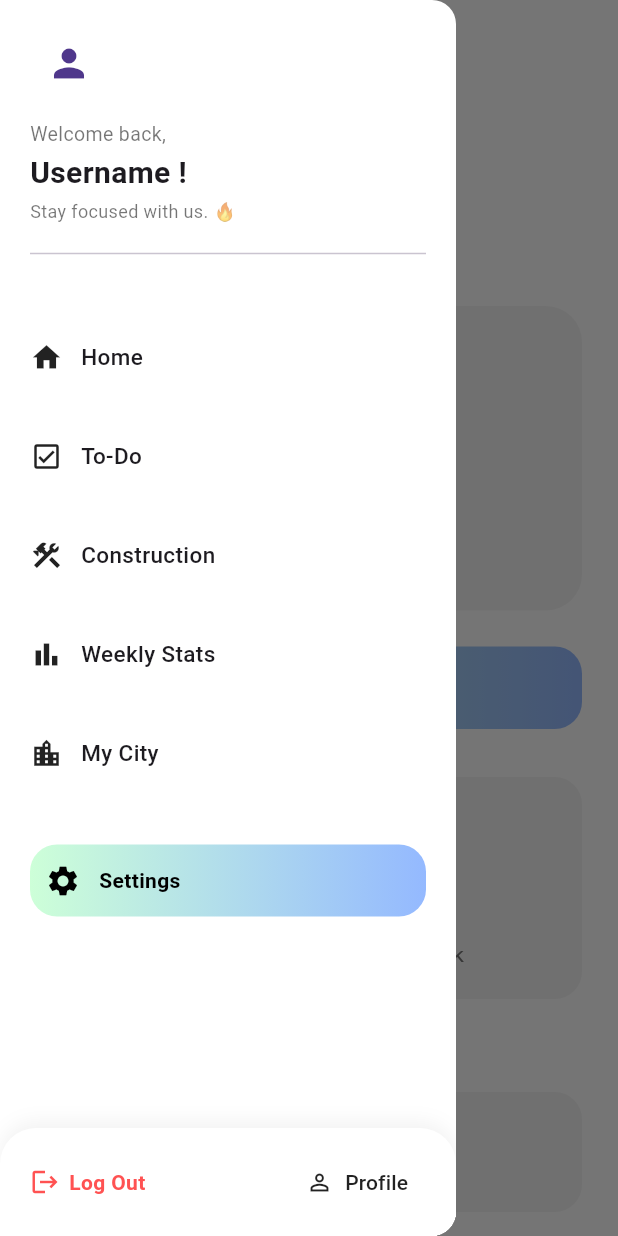
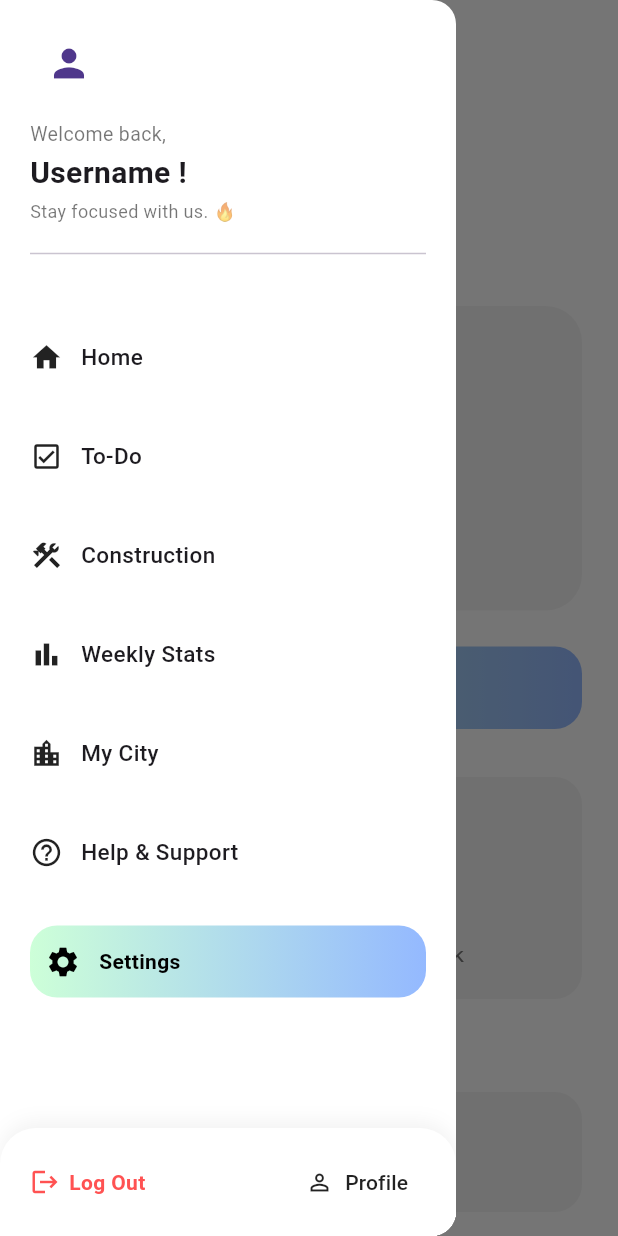
Before and after one commit to tunaerol/CS310-Project, a Flutter app: the HomePage screen opened by its route, with the side drawer open, on a phone screen of 412 x 824 dp. Run offline on Flutter 3.47's test engine with Material 3 defaults, Android fonts, the phone set to English and light mode, and no system bars; our stand-ins replace google_fonts.

Commit message:
updated drawer

```diff
--- a/build_your_focus/lib/screens/app_drawer.dart
+++ b/build_your_focus/lib/screens/app_drawer.dart
@@ -78,7 +78,7 @@ class _AppDrawerState extends State<AppDrawer> {
                   _DrawerItem(
                     icon: Icons.home,
                     label: "Home",
-                    onTap: (){
+                    onTap: () {
                       Navigator.pushNamed(context, '/home_page');
                     },
                   ),
@@ -86,7 +86,7 @@ class _AppDrawerState extends State<AppDrawer> {
                   _DrawerItem(
                     icon: Icons.check_box_outlined,
                     label: "To-Do",
-                    onTap: (){
+                    onTap: () {
                       Navigator.pushNamed(context, '/to_do_page');
                     },
                   ),
@@ -94,7 +94,7 @@ class _AppDrawerState extends State<AppDrawer> {
                   _DrawerItem(
                     icon: Icons.construction,
                     label: "Construction",
-                    onTap: () =>  Navigator.pushNamed(context, '/construction_page'),
+                    onTap: () => Navigator.pushNamed(context, '/construction_page'),
                   ),
                   const SizedBox(height: 16),
                   _DrawerItem(
@@ -111,11 +111,24 @@ class _AppDrawerState extends State<AppDrawer> {
                       Navigator.pushNamed(context, '/building_page');
                     },
                   ),
+                  const SizedBox(height: 16),
 
-                  // Big space before settings pill so list fills height
-                  const SizedBox(height: 28),
+                  // 🔹 Help & Support button (fixed spacing)
+                  _DrawerItem(
+                    icon: Icons.help_outline,
+                    label: "Help & Support",
+                    onTap: () {
+                      Navigator.pop(context);
+                      Navigator.push(
+                        context,
+                        MaterialPageRoute(builder: (_) => HelpPage()),
+                      );
+                    },
+                  ),
 
-                  // Highlighted settings pill
+                  const SizedBox(height: 16),
+
+                  // Highlighted Settings pill
                   const _SettingsPill(),
                 ],
               ),
@@ -123,8 +136,7 @@ class _AppDrawerState extends State<AppDrawer> {
 
             // ----- BOTTOM BAR -----
             Container(
-              padding:
-              const EdgeInsets.symmetric(horizontal: 20, vertical: 12),
+              padding: const EdgeInsets.symmetric(horizontal: 20, vertical: 12),
               decoration: BoxDecoration(
                 color: Colors.white,
                 borderRadius: const BorderRadius.only(
@@ -163,8 +175,8 @@ class _AppDrawerState extends State<AppDrawer> {
                   const Spacer(),
                   TextButton.icon(
                     onPressed: () {
-                      Navigator.pop(context); // drawer'ı kapat
-                      Navigator.pushNamed(context, '/profile_page'); // profile sayfasına git
+                      Navigator.pop(context);
+                      Navigator.pushNamed(context, '/profile_page');
                     },
                     icon: const Icon(Icons.person_outline),
                     label: const Text("Profile"),
@@ -204,7 +216,7 @@ class _DrawerItem extends StatelessWidget {
       onTap: onTap,
       borderRadius: BorderRadius.circular(20),
       child: Padding(
-        padding: const EdgeInsets.symmetric(vertical: 14), // MORE SPACING
+        padding: const EdgeInsets.symmetric(vertical: 14),
         child: Row(
           children: [
             Icon(icon, size: 22, color: Colors.black87),
@@ -242,8 +254,7 @@ class _SettingsPill extends StatelessWidget {
         borderRadius: BorderRadius.circular(24),
         onTap: () => Navigator.pop(context),
         child: Padding(
-          padding:
-          const EdgeInsets.symmetric(horizontal: 10, vertical: 12),
+          padding: const EdgeInsets.symmetric(horizontal: 10, vertical: 12),
           child: Row(
             children: const [
               Icon(Icons.settings, color: Colors.black),
```
